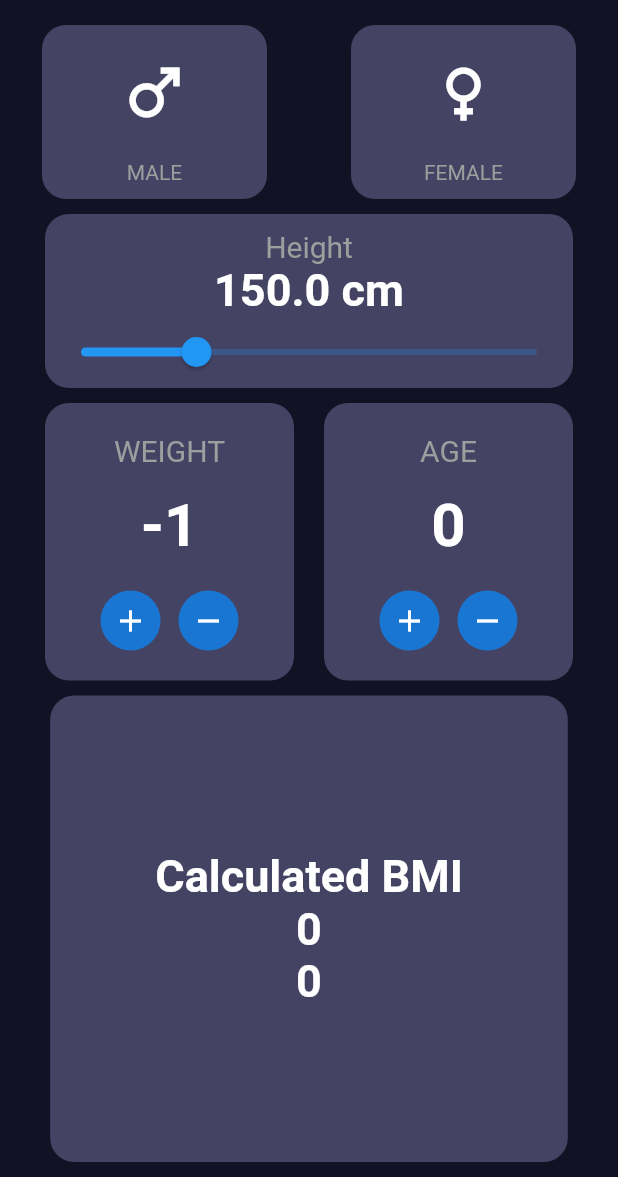
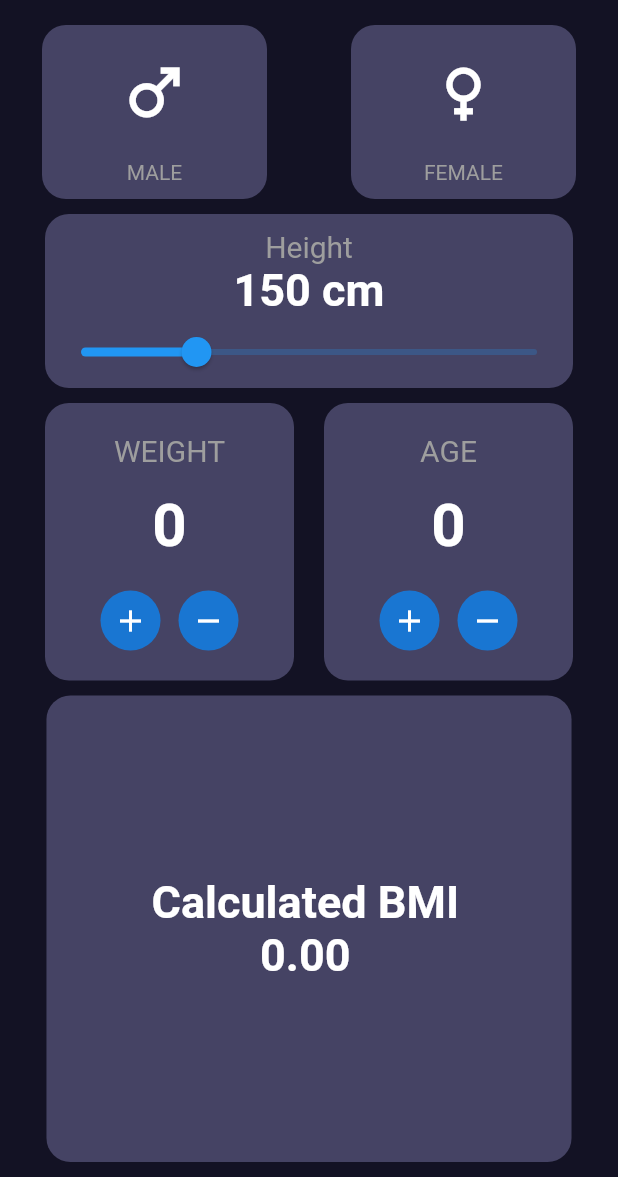
Before and after one commit to Aayush-Bajirao/BMI-Calculator, a Flutter app: the screen it shows after launch, after a tap on the "remove" icon, on a phone screen of 412 x 824 dp, the part 59-1236 px from its top. Run offline on Flutter 3.47's test engine with Material 2 defaults, Android fonts, the phone set to English and light mode, and no system bars; missing offline and left inert: dart:ffi.

Commit message:
Last Commit

```diff
--- a/lib/main.dart
+++ b/lib/main.dart
@@ -13,10 +13,9 @@ class bmi_calc extends StatefulWidget {
 
 class _bmi_calcState extends State<bmi_calc> {
   double val = 150; //value of slider
-  int weight_w = 0;
   int weight = 0;
-  int age = 0;
-  int bmi = 0;
+  double age = 0;
+  double bmi = 0;
 
   @override
   Widget build(BuildContext context) {
@@ -40,7 +39,6 @@ class _bmi_calcState extends State<bmi_calc> {
           children: <Widget>[
 //First Row of app containing male and female options----------------------------------------
             Container(
-
               child: Row(
                 mainAxisAlignment: MainAxisAlignment.spaceAround,
                 children: <Widget>[
@@ -58,7 +56,8 @@ class _bmi_calcState extends State<bmi_calc> {
 //Male Box----------------------------------------------------------------
 
                               Container(
-                                padding: EdgeInsets.fromLTRB(40.0, 10.0, 40.0, 20.0),
+                                padding:
+                                    EdgeInsets.fromLTRB(40.0, 10.0, 40.0, 20.0),
                                 child: Icon(
                                   Icons.male,
                                   size: 50,
@@ -92,7 +91,8 @@ class _bmi_calcState extends State<bmi_calc> {
 //Female Box---------------------------------------------------------------------
 
                                 child: Container(
-                                padding: EdgeInsets.fromLTRB(40.0, 10.0, 40.0, 20.0),
+                                  padding: EdgeInsets.fromLTRB(
+                                      40.0, 10.0, 40.0, 20.0),
                                   child: Icon(
                                     Icons.female,
                                     size: 50,
@@ -142,7 +142,7 @@ class _bmi_calcState extends State<bmi_calc> {
 
                     Container(
                       child: Text(
-                        '${val} cm',
+                        '${val.toStringAsFixed(0)} cm',
                         style: TextStyle(
                           color: Colors.white,
                           fontSize: 30,
@@ -169,7 +169,6 @@ class _bmi_calcState extends State<bmi_calc> {
                 )),
 //Third Row Wieght and Age options-variable=age, weight-----------------------------------------------------------
             Container(
-
               child: Row(
                 mainAxisAlignment: MainAxisAlignment.spaceEvenly,
                 children: <Widget>[
@@ -219,7 +218,11 @@ class _bmi_calcState extends State<bmi_calc> {
                                   children: <Widget>[
                                     Container(
                                       child: GestureDetector(
-                                        onTap: () {setState(() {weight += 1;});},
+                                        onTap: () {
+                                          setState(() {
+                                            weight += 1;
+                                          });
+                                        },
                                         child: CircleAvatar(
                                           child: Icon(
                                             Icons.add,
@@ -230,7 +233,15 @@ class _bmi_calcState extends State<bmi_calc> {
                                     ),
                                     Container(
                                       child: GestureDetector(
-                                        onTap: () {setState(() {weight -= 1;});},
+                                        onTap: () {
+                                          setState(() {
+                                            if (weight > 0) {
+                                              if (weight > 0) {
+                                                weight -= 1;
+                                              }
+                                            }
+                                          });
+                                        },
                                         child: CircleAvatar(
                                           child: Icon(
                                             Icons.remove,
@@ -267,7 +278,6 @@ class _bmi_calcState extends State<bmi_calc> {
                                 'AGE',
                                 style: TextStyle(
                                   fontSize: 20,
-
                                   color: Colors.grey,
                                 ),
                               ),
@@ -275,7 +285,7 @@ class _bmi_calcState extends State<bmi_calc> {
                             Container(
                               padding: EdgeInsets.fromLTRB(0.0, 5.0, 0.0, 10.0),
                               child: Text(
-                                '${age}',
+                                '${age.toStringAsFixed(0)}',
                                 style: TextStyle(
                                   color: Colors.white,
                                   fontWeight: FontWeight.bold,
@@ -293,7 +303,11 @@ class _bmi_calcState extends State<bmi_calc> {
                                   children: <Widget>[
                                     Container(
                                       child: GestureDetector(
-                                        onTap: () {setState(() {age += 1;});},
+                                        onTap: () {
+                                          setState(() {
+                                            age += 1;
+                                          });
+                                        },
                                         child: CircleAvatar(
                                           child: Icon(
                                             Icons.add,
@@ -306,7 +320,13 @@ class _bmi_calcState extends State<bmi_calc> {
                                       padding:
                                           EdgeInsets.symmetric(vertical: 10),
                                       child: GestureDetector(
-                                        onTap: () {setState(() {age -= 1;});},
+                                        onTap: () {
+                                          setState(() {
+                                            if (age > 0) {
+                                              age -= 1;
+                                            }
+                                          });
+                                        },
                                         child: CircleAvatar(
                                           child: Icon(
                                             Icons.remove,
@@ -327,7 +347,7 @@ class _bmi_calcState extends State<bmi_calc> {
             Expanded(
               child: Container(
                   margin: EdgeInsets.symmetric(vertical: 10, horizontal: 30),
-                  padding: EdgeInsets.fromLTRB(70, 0, 70, 0),
+                  padding: EdgeInsets.fromLTRB(70, 0, 75, 0),
                   decoration: new BoxDecoration(
                     borderRadius: new BorderRadius.circular(16.0),
                     color: Color.fromARGB(255, 69, 67, 100),
@@ -347,9 +367,8 @@ class _bmi_calcState extends State<bmi_calc> {
                                 fontWeight: FontWeight.bold,
                               ),
                             ),
-
                             Text(
-                              '${bmi}',
+                              '${(weight / (val / 100 * val / 100)).toStringAsFixed(2)}',
                               style: TextStyle(
                                 color: Colors.white,
                                 fontSize: 30,
@@ -357,23 +376,12 @@ class _bmi_calcState extends State<bmi_calc> {
                               ),
                             ),
 
-                            Text(
-                              '${bmi}',
-                              style: TextStyle(
-                                color: Colors.white,
-                                fontSize: 30,
-                                fontWeight: FontWeight.bold,
+                          ],
                         ),
                       ),
                     ],
-                        ),
-
-                      ),
-
-                    ],
                   )),
             ),
-
           ],
         ),
       ),
```
Lines whose indentation alone changed are shown as unchanged.
